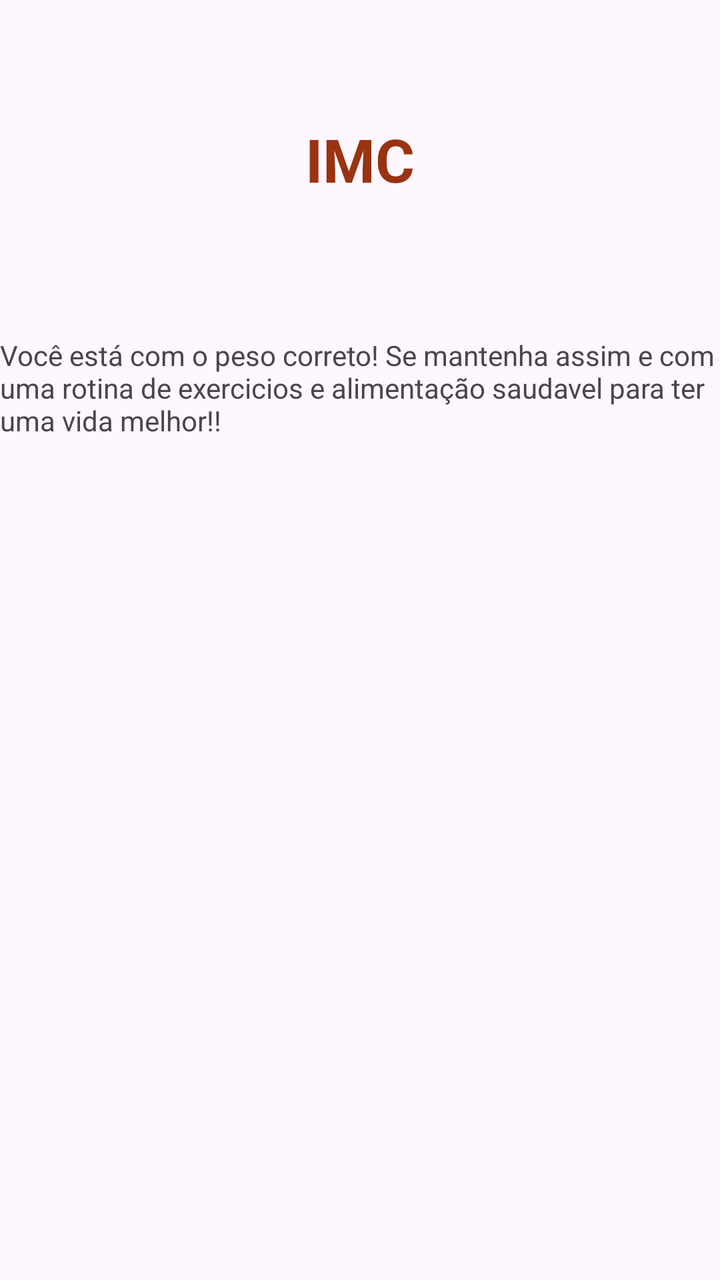
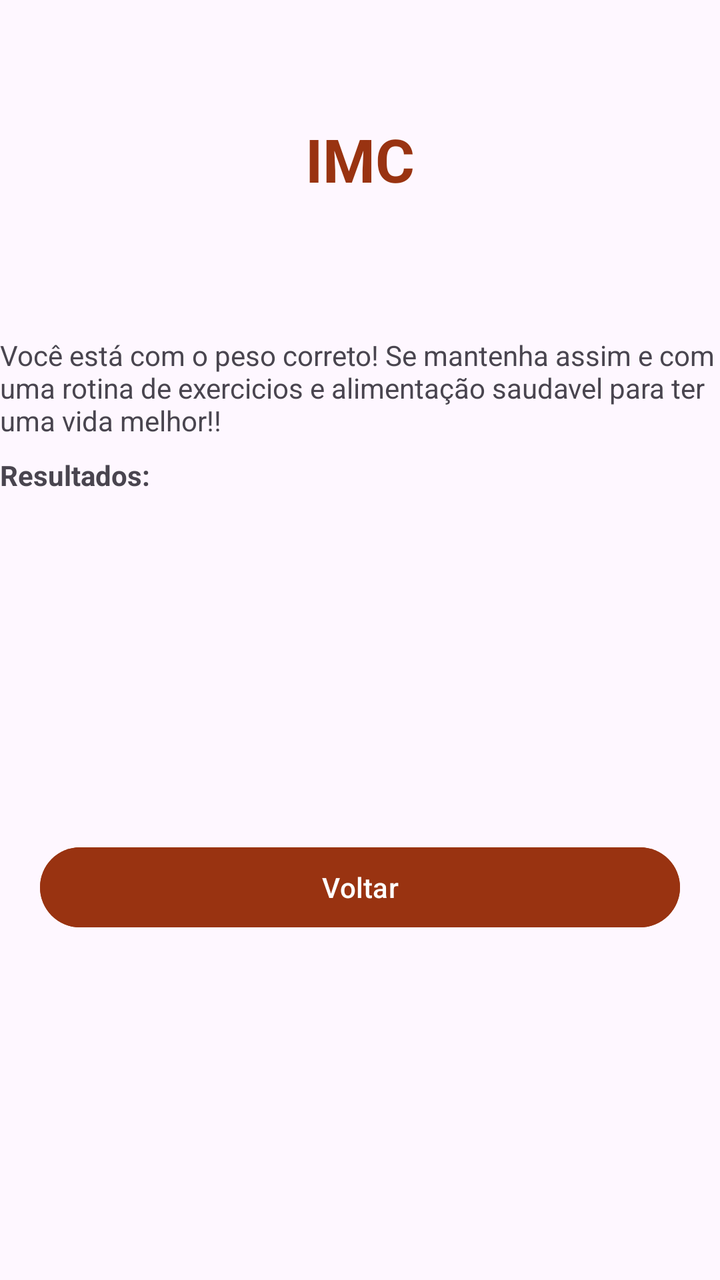

The first picture is an Android layout as it rendered before a commit; the second is the same layout after the commit. The layout source and the unified diff follow.
<!-- AndroidManifest.xml: application theme Theme.ProjetoIMC -->
<!-- res/layout/activity_main5.xml -->
<?xml version="1.0" encoding="utf-8"?>
<androidx.constraintlayout.widget.ConstraintLayout xmlns:android="http://schemas.android.com/apk/res/android"
    xmlns:app="http://schemas.android.com/apk/res-auto"
    xmlns:tools="http://schemas.android.com/tools"
    android:id="@+id/main"
    android:layout_width="match_parent"
    android:layout_height="match_parent"
    tools:context=".MainActivity5">

    <TextView
        android:id="@+id/textView1"
        android:layout_width="wrap_content"
        android:layout_height="wrap_content"
        android:text="IMC"
        android:textColor="#F931"
        android:textSize="30sp"
        android:textStyle="bold"
        app:layout_constraintBottom_toBottomOf="parent"
        app:layout_constraintEnd_toEndOf="parent"
        app:layout_constraintStart_toStartOf="parent"
        app:layout_constraintTop_toTopOf="parent"
        app:layout_constraintVertical_bias="0.099" />

    <TextView
        android:layout_width="364dp"
        android:layout_height="56dp"
        android:text="Você está com o peso correto! Se mantenha assim e com uma rotina de exercicios e alimentação saudavel para ter uma vida melhor!!"
        app:layout_constraintBottom_toBottomOf="parent"
        app:layout_constraintTop_toBottomOf="@+id/textView1"
        app:layout_constraintVertical_bias="0.141"
        tools:layout_editor_absoluteX="23dp" />

</androidx.constraintlayout.widget.ConstraintLayout>
<!-- resources referenced by this layout -->
<resources>
  <style name="Theme.ProjetoIMC" parent="Base.Theme.ProjetoIMC" />
  <style name="Base.Theme.ProjetoIMC" parent="Theme.Material3.DayNight.NoActionBar">
          
          
      </style>
</resources>

<!-- the commit's change to res/layout/activity_main5.xml (unified diff, before → after) -->
@@ -5,7 +5,7 @@
     android:id="@+id/main"
     android:layout_width="match_parent"
     android:layout_height="match_parent"
-    tools:context=".MainActivity5">
+    tools:context=".ActivityNormal">
 
     <TextView
         android:id="@+id/textView1"
@@ -22,6 +22,7 @@
         app:layout_constraintVertical_bias="0.099" />
 
     <TextView
+        android:id="@+id/textView2"
         android:layout_width="364dp"
         android:layout_height="56dp"
         android:text="Você está com o peso correto! Se mantenha assim e com uma rotina de exercicios e alimentação saudavel para ter uma vida melhor!!"
@@ -30,4 +31,26 @@
         app:layout_constraintVertical_bias="0.141"
         tools:layout_editor_absoluteX="23dp" />
 
+    <Button
+        android:id="@+id/btnVoltarMain"
+        android:layout_width="match_parent"
+        android:layout_height="wrap_content"
+        android:backgroundTint="#F931"
+        android:text="Voltar"
+        app:layout_constraintBottom_toBottomOf="parent"
+        app:layout_constraintTop_toBottomOf="@+id/resultados"
+        tools:layout_editor_absoluteX="-16dp"
+        android:layout_marginStart="20dp"
+        android:layout_marginEnd="20dp"/>
+
+    <TextView
+        android:id="@+id/resultados"
+        android:layout_width="wrap_content"
+        android:layout_height="wrap_content"
+        android:layout_marginTop="4dp"
+        android:text="Resultados:"
+        android:textStyle="bold"
+        app:layout_constraintTop_toBottomOf="@+id/textView2"
+        tools:layout_editor_absoluteX="34dp" />
+
 </androidx.constraintlayout.widget.ConstraintLayout>
